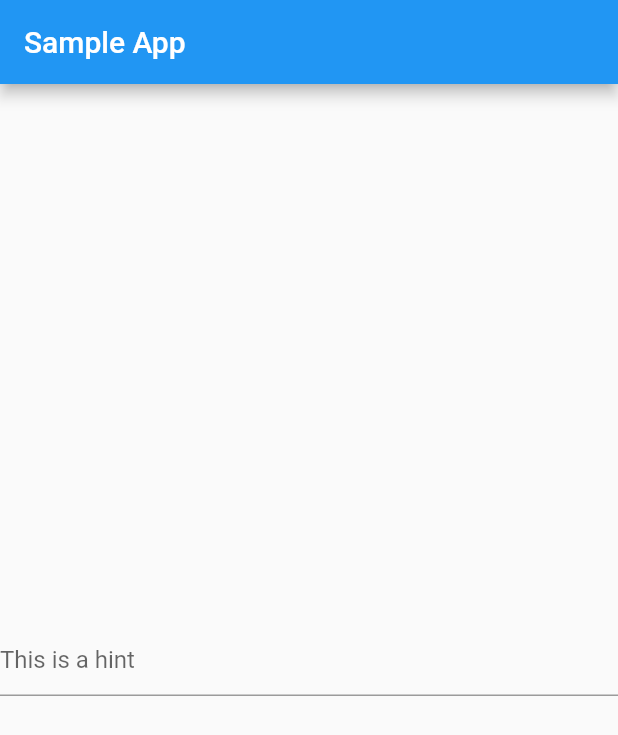
After one commit to 15968105952/flutter-, a Flutter app: the screen it shows after launch, on a phone screen of 412 x 824 dp. The commit adds this screen. Shown: the top 735 px of the screen. Run offline on Flutter 3.47's test engine with Material 2 defaults, Android fonts, the phone set to English and light mode, and no system bars; our stand-ins replace dio, fluttertoast.

Commit message:
添加生命周期监听，手势事件以及动画，edittext控件

```diff
--- a/lib/animation_processing.dart
+++ b/lib/animation_processing.dart
@@ -5,10 +5,10 @@ class MyFadeTest extends StatefulWidget {
   MyFadeTest({Key key, this.title}) : super(key: key);
 
   @override
-  _MyFadeTest createState() => new _MyFadeTest();
+  _MyFadeTestState createState() => new _MyFadeTestState();
 }
 
-class _MyFadeTest extends State<MyFadeTest> with TickerProviderStateMixin {
+class _MyFadeTestState extends State<MyFadeTest> with TickerProviderStateMixin {
   AnimationController controller;
   CurvedAnimation curve;
 
--- a/lib/dynamic_font_change.dart
+++ b/lib/dynamic_font_change.dart
@@ -26,7 +26,7 @@ class _SampleAppPageState extends State<SampleAppPage> {
       floatingActionButton: new FloatingActionButton(
         onPressed: _updateText,
         tooltip: "Update Text",
-        child: new Icon(Icons.update,color: Colors.pink,),
+        child: new Image.asset('images/icon_yladfs.png'),
       ),
     );
   }
--- /dev/null
+++ b/lib/hint_show.dart
@@ -0,0 +1,47 @@
+import 'package:flutter/material.dart';
+class HintShow extends StatefulWidget {
+  HintShow({Key key}) : super(key: key);
+
+  @override
+  _HintShowState createState() => new _HintShowState();
+}
+
+class _HintShowState extends State<HintShow> {
+  String _errorText;
+
+  @override
+  Widget build(BuildContext context) {
+    return new Scaffold(
+      appBar: new AppBar(
+        title: new Text("Sample App"),
+      ),
+      body: new Center(
+        child: new TextField(
+          onSubmitted: (String text) {
+            setState(() {
+              if (!isEmail(text)) {
+                _errorText = 'Error: This is not an email';
+              } else {
+                _errorText = null;
+              }
+            });
+          },
+          decoration: new InputDecoration(hintText: "This is a hint", errorText: _getErrorText()),
+        ),
+      ),
+    );
+  }
+
+  _getErrorText() {
+    return _errorText;
+  }
+
+  bool isEmail(String em) {
+    String emailRegexp =
+        r'^(([^<>()[\]\\.,;:\s@\"]+(\.[^<>()[\]\\.,;:\s@\"]+)*)|(\".+\"))@((\[[0-9]{1,3}\.[0-9]{1,3}\.[0-9]{1,3}\.[0-9]{1,3}\])|(([a-zA-Z\-0-9]+\.)+[a-zA-Z]{2,}))$';
+
+    RegExp regExp = new RegExp(emailRegexp);
+
+    return regExp.hasMatch(em);
+  }
+}
--- /dev/null
+++ b/lib/strings.dart
@@ -0,0 +1,5 @@
+import 'package:flutter/material.dart';
+
+class Strings{
+  static String  title="Welcome to Flutter";
+}
--- a/pubspec.yaml
+++ b/pubspec.yaml
@@ -26,6 +26,7 @@ dependencies:
   english_words: ^3.1.0
   http: ^0.12.0+1
   dio: ^2.1.0
+  fluttertoast: ^2.1.1
 
 dev_dependencies:
   flutter_test:
@@ -42,6 +43,11 @@ flutter:
   # included with your application, so that you can use the icons in
   # the material Icons class.
   uses-material-design: true
+
+    #图片资源
+  assets:
+   - images/icon_yladfs.png
+   - images/right_arrow.png
 
   # To add assets to your application, add an assets section, like this:
   # assets:
```
Also changed, not shown: lib/gesture_detector_sample.dart (added, +59 -0 lines), lib/isolate_ui.dart (added, +98 -0 lines), lib/lifecycle_watcher.dart (added, +49 -0 lines), lib/linearLayout.dart (added, +25 -0 lines), lib/main.dart (+27 -100 lines), images/icon_yladfs.png (added), images/right_arrow.png (added).
